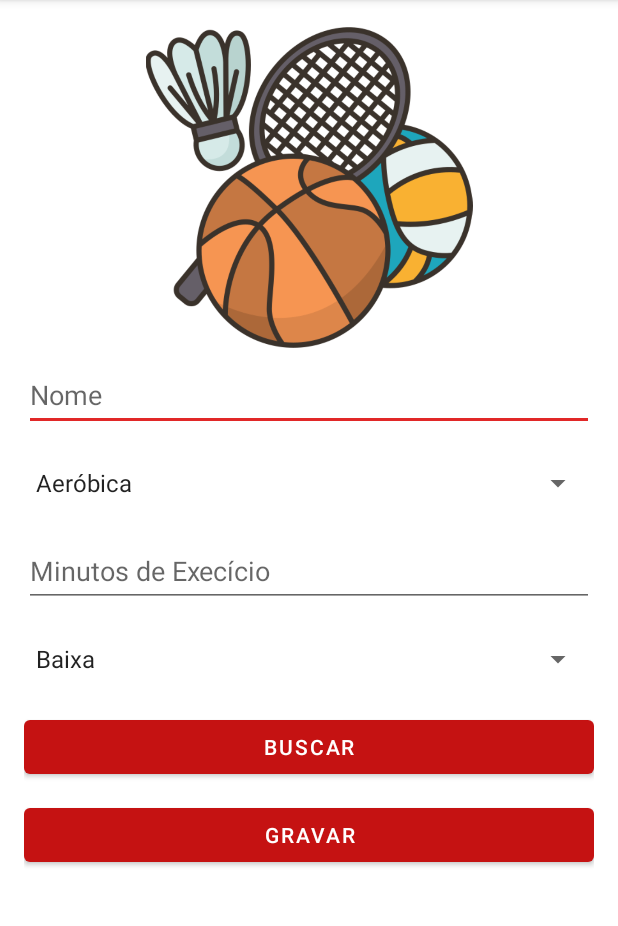
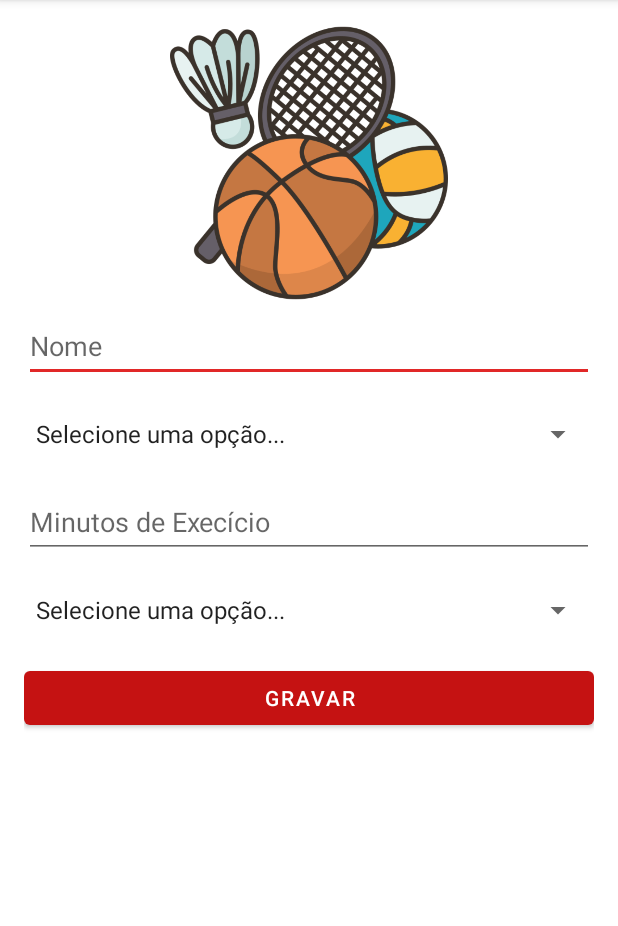
Before and after one commit to GuilhermeFM-20/atlas-fit, an Android app: the fragment ActivitiesInsertFragment shown on its own in the app's theme, on a phone screen of 412 x 824 dp, the part 84-1010 px from its top. Run offline under Robolectric (Android 15) with nearby library versions, the phone set to English and light mode, and no system bars.

Commit message:
feat: Implementação da tela de cadastro das atividades

```diff
--- a/app/src/main/java/com/example/app_sd/ui/activities/ActivitiesInsertFragment.java
+++ b/app/src/main/java/com/example/app_sd/ui/activities/ActivitiesInsertFragment.java
@@ -6,13 +6,16 @@ import android.view.View;
 import android.view.ViewGroup;
 import android.widget.AdapterView;
 import android.widget.ArrayAdapter;
+import android.widget.Button;
 import android.widget.Spinner;
 import android.widget.Toast;
 
 import androidx.annotation.NonNull;
 import androidx.fragment.app.Fragment;
 import androidx.lifecycle.ViewModelProvider;
+import androidx.navigation.Navigation;
 
+import com.example.app_sd.R;
 import com.example.app_sd.databinding.FragmentActivitiesBinding;
 import com.example.app_sd.databinding.FragmentActivitiesInsertBinding;
 
@@ -28,9 +31,10 @@ public class ActivitiesInsertFragment extends Fragment {
 
         ActivitiesViewModel homeViewModel = new ViewModelProvider(this).get(ActivitiesViewModel.class);
 
+
         Spinner spinner = binding.tipo;
 
-        String[] items = {"Aeróbica", "Musculação", "Flexibilidade", "Equilíbrio"};
+        String[] items = {"Selecione uma opção...","Aeróbica", "Musculação", "Flexibilidade", "Equilíbrio"};
 
 
         ArrayAdapter<String> adapter = new ArrayAdapter<>(getActivity(), android.R.layout.simple_spinner_item, items);
@@ -44,8 +48,7 @@ public class ActivitiesInsertFragment extends Fragment {
             public void onItemSelected(AdapterView<?> parent, View view, int position, long id) {
                 // Pegando o item selecionado
                 String selectedItem = parent.getItemAtPosition(position).toString();
-                // Exibindo um toast com o item selecionado
-                Toast.makeText(parent.getContext(), "Selecionado: " + selectedItem, Toast.LENGTH_SHORT).show();
+
             }
 
             @Override
@@ -56,7 +59,7 @@ public class ActivitiesInsertFragment extends Fragment {
 
         Spinner spinner2 = binding.intensidade;
 
-        String[] items2 = {"Baixa", "Moderada", "Alta"};
+        String[] items2 = {"Selecione uma opção...","Baixa", "Moderada", "Alta"};
 
 
         ArrayAdapter<String> adapter2 = new ArrayAdapter<>(getActivity(), android.R.layout.simple_spinner_item, items2);
@@ -70,8 +73,6 @@ public class ActivitiesInsertFragment extends Fragment {
             public void onItemSelected(AdapterView<?> parent, View view, int position, long id) {
                 // Pegando o item selecionado
                 String selectedItem = parent.getItemAtPosition(position).toString();
-                // Exibindo um toast com o item selecionado
-                Toast.makeText(parent.getContext(), "Selecionado: " + selectedItem, Toast.LENGTH_SHORT).show();
             }
 
             @Override
--- a/app/src/main/java/com/example/app_sd/ui/perfil/PerfilFragment.java
+++ b/app/src/main/java/com/example/app_sd/ui/perfil/PerfilFragment.java
@@ -30,7 +30,7 @@ public class PerfilFragment extends Fragment {
 
         Spinner spinner = binding.combo;
 
-        String[] items = {"Sedentário", "Levemente Ativo", "Moderadamente Ativo", "Muito Ativo", "Extremamente Ativo"};
+        String[] items = {"Selecione uma opção...","Sedentário", "Levemente Ativo", "Moderadamente Ativo", "Muito Ativo", "Extremamente Ativo"};
 
 
         ArrayAdapter<String> adapter = new ArrayAdapter<>(getActivity(), android.R.layout.simple_spinner_item, items);
@@ -42,10 +42,7 @@ public class PerfilFragment extends Fragment {
         spinner.setOnItemSelectedListener(new AdapterView.OnItemSelectedListener() {
             @Override
             public void onItemSelected(AdapterView<?> parent, View view, int position, long id) {
-                // Pegando o item selecionado
                 String selectedItem = parent.getItemAtPosition(position).toString();
-                // Exibindo um toast com o item selecionado
-                Toast.makeText(parent.getContext(), "Selecionado: " + selectedItem, Toast.LENGTH_SHORT).show();
             }
 
             @Override
--- a/app/src/main/res/layout/fragment_activities.xml
+++ b/app/src/main/res/layout/fragment_activities.xml
@@ -25,7 +25,7 @@
             <ImageView
                 android:id="@+id/imageView2"
                 android:layout_width="match_parent"
-                android:layout_height="218dp"
+                android:layout_height="185dp"
                 android:src="@drawable/fisico" />
 
 
@@ -46,12 +46,14 @@
                 android:layout_height="wrap_content"
                 android:layout_marginVertical="5dp"
                 android:text="Buscar" />
+
             <Button
                 android:id="@+id/insert"
                 android:layout_width="match_parent"
                 android:layout_height="wrap_content"
                 android:layout_marginVertical="5dp"
-                android:text="Gravar" />
+                android:onClick="testeClick"
+                android:text="Cadastrar Novo" />
 
             <ScrollView
                 android:layout_width="match_parent"
--- a/app/src/main/res/layout/fragment_activities_insert.xml
+++ b/app/src/main/res/layout/fragment_activities_insert.xml
@@ -25,7 +25,7 @@
             <ImageView
                 android:id="@+id/imageView2"
                 android:layout_width="match_parent"
-                android:layout_height="218dp"
+                android:layout_height="185dp"
                 android:src="@drawable/fisico" />
 
 
@@ -66,12 +66,6 @@
                 />
 
             <Button
-                android:id="@+id/search"
-                android:layout_width="match_parent"
-                android:layout_height="wrap_content"
-                android:layout_marginVertical="5dp"
-                android:text="Buscar" />
-            <Button
                 android:id="@+id/insert"
                 android:layout_width="match_parent"
                 android:layout_height="wrap_content"
--- a/app/src/main/res/layout/fragment_perfil.xml
+++ b/app/src/main/res/layout/fragment_perfil.xml
@@ -25,8 +25,8 @@
             <ImageView
                 android:id="@+id/imageView"
                 android:layout_width="match_parent"
-                android:layout_height="213dp"
-                android:src="@drawable/comercial" />
+                android:layout_height="185dp"
+                android:src="@drawable/equipe" />
 
             <EditText
                 android:id="@+id/inputName"
--- a/app/src/main/res/navigation/mobile_navigation.xml
+++ b/app/src/main/res/navigation/mobile_navigation.xml
@@ -18,6 +18,12 @@
         tools:layout="@layout/fragment_gallery" />
 
     <fragment
+        android:id="@+id/nav_insert_activities"
+        android:name="com.example.app_sd.ui.activities.ActivitiesInsertFragment"
+        android:label="@string/menu_activities"
+        tools:layout="@layout/fragment_activities_insert" />
+
+    <fragment
         android:id="@+id/nav_activities"
         android:name="com.example.app_sd.ui.activities.ActivitiesFragment"
         android:label="@string/menu_activities"
```
Also changed, not shown: app/src/main/java/com/example/app_sd/ui/activities/ActivitiesFragment.java (+21 -0 lines), app/src/main/res/drawable/equipe.png (added).
